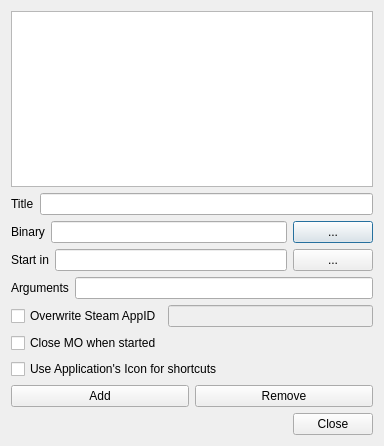
Above: src/MO/src/editexecutablesdialog.ui from Silarn/modorganizer before the change. Below: the same form after it.
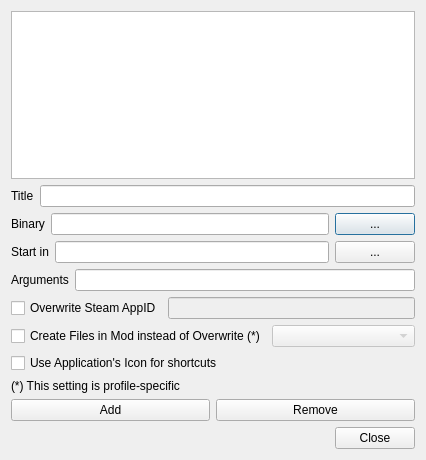
That is the form after the change. Icons and pictures are not drawn.

The edit to the form file:
```diff
--- a/src/MO/src/editexecutablesdialog.ui
+++ b/src/MO/src/editexecutablesdialog.ui
@@ -6,8 +6,8 @@
    <rect>
     <x>0</x>
     <y>0</y>
-    <width>384</width>
-    <height>446</height>
+    <width>426</width>
+    <height>460</height>
    </rect>
   </property>
   <property name="windowTitle">
@@ -165,17 +165,25 @@
     </layout>
    </item>
    <item>
-    <widget class="QCheckBox" name="closeCheckBox">
-     <property name="toolTip">
-      <string>If checked, MO will be closed once the specified executable is run.</string>
-     </property>
-     <property name="whatsThis">
-      <string>If checked, MO will be closed once the specified executable is run.</string>
-     </property>
-     <property name="text">
-      <string>Close MO when started</string>
-     </property>
-    </widget>
+    <layout class="QHBoxLayout" name="horizontalLayout_9" stretch="0,1">
+     <item>
+      <widget class="QCheckBox" name="newFilesModCheckBox">
+       <property name="toolTip">
+        <string>If this is enabled, new files are created in the specified mod instead of the &quot;Overwrite&quot; mod.</string>
+       </property>
+       <property name="text">
+        <string>Create Files in Mod instead of Overwrite (*)</string>
+       </property>
+      </widget>
+     </item>
+     <item>
+      <widget class="QComboBox" name="newFilesModBox">
+       <property name="enabled">
+        <bool>false</bool>
+       </property>
+      </widget>
+     </item>
+    </layout>
    </item>
    <item>
     <widget class="QCheckBox" name="useAppIconCheckBox">
@@ -184,6 +192,13 @@
      </property>
     </widget>
    </item>
+   <item>
+    <widget class="QLabel" name="label_5">
+     <property name="text">
+      <string>(*) This setting is profile-specific</string>
+     </property>
+    </widget>
+   </item>
    <item>
     <layout class="QHBoxLayout" name="horizontalLayout_2">
      <item>
```
Left out of the diff: 21 changed lines with no effect on the pictures.
